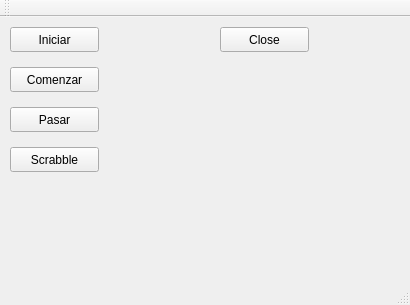
This is mainwindow.ui in AndreyZartty/Scrabble as Qt 5 draws it before an edit. The edited form follows.
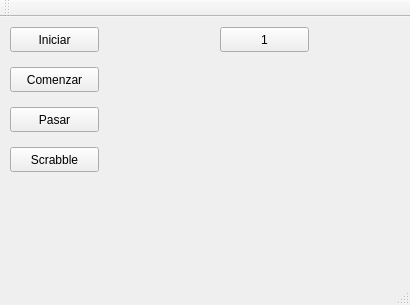
This is the edited form.

Diff of the .ui file:
```diff
--- a/mainwindow.ui
+++ b/mainwindow.ui
@@ -24,7 +24,7 @@
      </rect>
     </property>
     <property name="text">
-     <string>Close</string>
+     <string>1</string>
     </property>
    </widget>
    <widget class="QPushButton" name="scrabbleButton">
```
